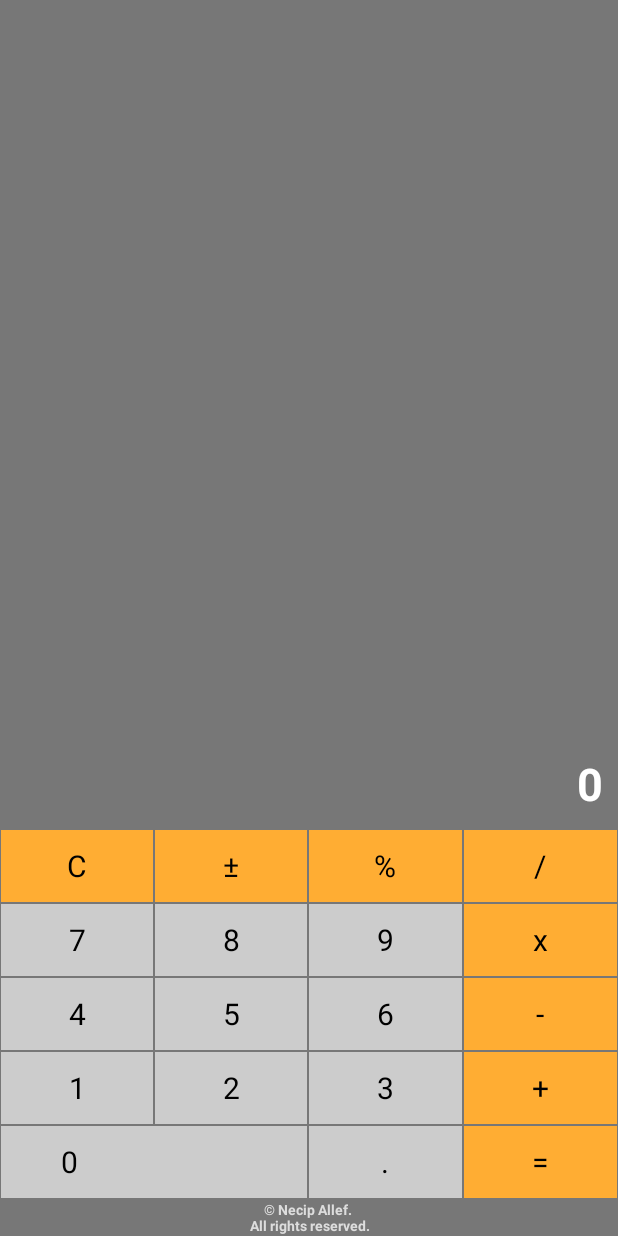
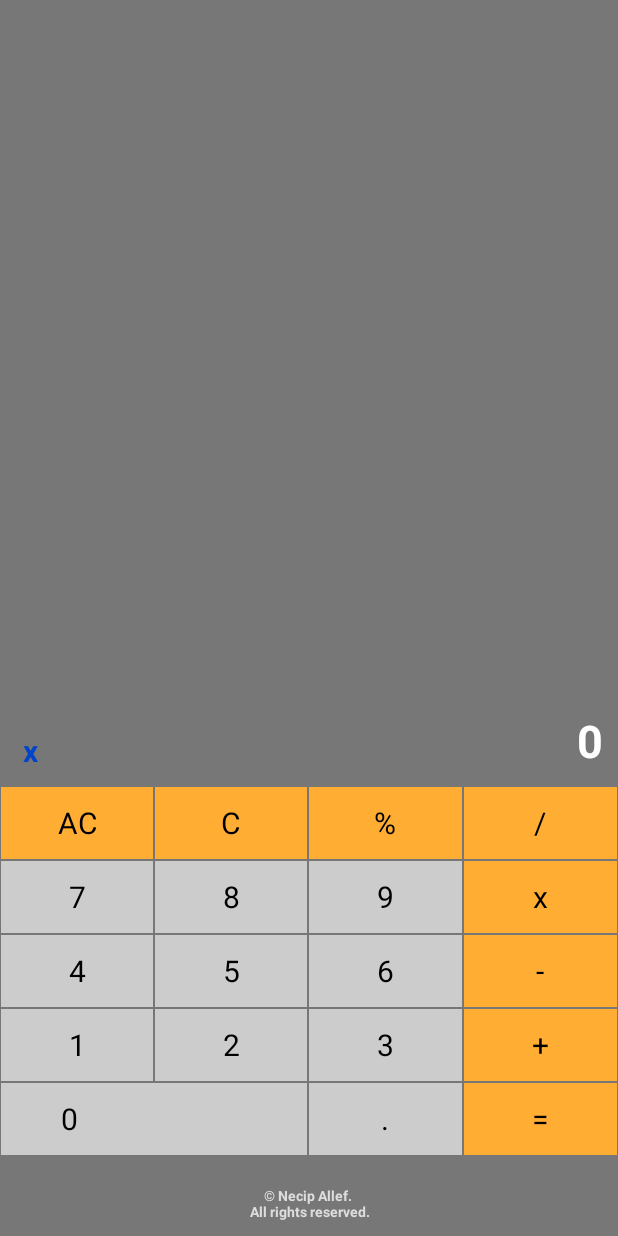
Before and after one commit to necipallef/AndroidCalcExample, an Android app: the screen it shows after launch (MainActivity), after a tap on an icon or button, on a phone screen of 412 x 824 dp. Run offline under Robolectric (Android 15) with nearby library versions, the phone set to English and light mode, and no system bars.

Commit message:
ADD finito

```diff
--- a/app/src/main/java/com/fella/calculator/app/actvities/MainActivity.java
+++ b/app/src/main/java/com/fella/calculator/app/actvities/MainActivity.java
@@ -16,10 +16,14 @@ public class MainActivity extends Activity
     TextView mSubtractTv;
     TextView mMultiplyTv;
     TextView mDivideTv;
-    TextView mDelete;
-    TextView mEquals;
+    TextView mResetTv;
+    TextView mDeleteTv;
+    TextView mEqualsTv;
+    TextView mOperationTv;
 
-    int mCurrentNumber;
+    float mCurrentNumber;
+    float mCachedNumber;
+    int   mOperation;
 
     static final int OP_ADD      = 1;
     static final int OP_SUBTRACT = 2;
@@ -32,8 +36,9 @@ public class MainActivity extends Activity
         public void onClick(View view)
         {
             String viewText = ((TextView) view).getText().toString();
-            mCurrentNumber = Integer.parseInt(viewText);
-            mResultTv.setText(mCurrentNumber + "");
+            float  digit    = Float.parseFloat(viewText);
+            mCurrentNumber = mCurrentNumber * 10.f + digit;
+            updateResult();
         }
     };
 
@@ -44,7 +49,7 @@ public class MainActivity extends Activity
         setContentView(R.layout.activity_main);
 
         mResultTv = (TextView) findViewById(R.id.tv_result);
-        mResultTv.setText(mCurrentNumber + "");
+        updateResult();
 
         mNumberTvs[0] = (TextView) findViewById(R.id.tv_0);
         mNumberTvs[1] = (TextView) findViewById(R.id.tv_1);
@@ -101,8 +106,18 @@ public class MainActivity extends Activity
             }
         });
 
-        mDelete = (TextView) findViewById(R.id.tv_delete);
-        mDelete.setOnClickListener(new View.OnClickListener()
+        mResetTv = (TextView) findViewById(R.id.tv_reset);
+        mResetTv.setOnClickListener(new View.OnClickListener()
+        {
+            @Override
+            public void onClick(View view)
+            {
+                reset();
+            }
+        });
+
+        mDeleteTv = (TextView) findViewById(R.id.tv_delete);
+        mDeleteTv.setOnClickListener(new View.OnClickListener()
         {
             @Override
             public void onClick(View view)
@@ -111,8 +126,8 @@ public class MainActivity extends Activity
             }
         });
 
-        mEquals = (TextView) findViewById(R.id.tv_equals);
-        mEquals.setOnClickListener(new View.OnClickListener()
+        mEqualsTv = (TextView) findViewById(R.id.tv_equals);
+        mEqualsTv.setOnClickListener(new View.OnClickListener()
         {
             @Override
             public void onClick(View view)
@@ -120,38 +135,100 @@ public class MainActivity extends Activity
                 calculateResult();
             }
         });
+
+        mOperationTv = (TextView) findViewById(R.id.tv_op);
     }
 
     private void doOperation(int op)
     {
-        switch (op)
+        mCachedNumber = mCurrentNumber;
+        mCurrentNumber = 0;
+        mOperation = op;
+        updateOperationTv();
+    }
+
+    private void updateOperationTv()
+    {
+        switch (mOperation)
         {
             case OP_ADD:
-                // TODO
+                mOperationTv.setText("+");
                 break;
             case OP_SUBTRACT:
-                // TODO
+                mOperationTv.setText("-");
                 break;
             case OP_MULTIPLY:
-                // TODO
+                mOperationTv.setText("x");
                 break;
             case OP_DIVIDE:
-                // TODO
+                mOperationTv.setText("/");
                 break;
             default:
-                // TODO
+                mOperationTv.setText("");
                 break;
         }
     }
 
     private void delete()
     {
-        // TODO
+        mCurrentNumber = (mCurrentNumber - (mCurrentNumber % 10.f)) / 10.f;
+        updateResult();
+    }
+
+    private void reset()
+    {
+        mCachedNumber = 0.f;
+        mCurrentNumber = 0.f;
+        updateResult();
     }
 
     private void calculateResult()
     {
-        // TODO
-        mResultTv.setText(mCurrentNumber + "");
+        float result;
+        switch (mOperation)
+        {
+            case OP_ADD:
+                result = mCachedNumber + mCurrentNumber;
+                break;
+            case OP_SUBTRACT:
+                result = mCachedNumber - mCurrentNumber;
+                break;
+            case OP_MULTIPLY:
+                result = mCachedNumber * mCurrentNumber;
+                break;
+            case OP_DIVIDE:
+                if (mCurrentNumber == 0)
+                {
+                    updateResult("NaN");
+                    return;
+                } else
+                {
+                    result = mCachedNumber / mCurrentNumber;
+                }
+                break;
+            default:
+                updateResult("Invalid OP");
+                return;
+        }
+
+        mCurrentNumber = result;
+        updateResult();
+        mOperationTv.setText("");
+    }
+
+    private void updateResult(String message)
+    {
+        mResultTv.setText(message);
+    }
+
+    private void updateResult()
+    {
+        String resultString = mCurrentNumber + "";
+        String afterComma   = resultString.split("\\.")[1];
+        if (afterComma.equals("0"))
+        {
+            resultString = resultString.split("\\.")[0];
+        }
+        mResultTv.setText(resultString);
     }
 }
--- a/app/src/main/res/layout/activity_main.xml
+++ b/app/src/main/res/layout/activity_main.xml
@@ -6,18 +6,31 @@
     android:background="#777777"
     tools:ignore="HardcodedText">
 
+    <LinearLayout
+        android:layout_width="match_parent"
+        android:layout_height="0dp"
+        android:layout_weight="1"
+        android:orientation="horizontal"
+        android:paddingBottom="10dp">
+        <TextView
+            android:id="@+id/tv_op"
+            android:layout_width="40dp"
+            android:layout_height="match_parent"
+            android:gravity="center_horizontal|bottom"
+            android:textColor="#0044cc"
+            android:textStyle="bold"
+            android:textSize="20sp"/>
         <TextView
             android:id="@+id/tv_result"
             android:layout_width="match_parent"
-        android:layout_height="0dp"
-        android:layout_weight="1"
+            android:layout_height="match_parent"
             android:gravity="right|bottom"
             android:paddingRight="10dp"
-        android:paddingBottom="10dp"
             android:textColor="@android:color/white"
             android:textStyle="bold"
             android:textSize="30sp"
             android:text="0"/>
+    </LinearLayout>
 
     <LinearLayout
         android:layout_width="match_parent"
@@ -26,12 +39,13 @@
 
         <TextView
             style="@style/CalcActionStyle"
-            android:id="@+id/tv_delete"
-            android:text="C" />
+            android:id="@+id/tv_reset"
+            android:text="AC" />
 
         <TextView
             style="@style/CalcActionStyle"
-            android:text="±" />
+            android:id="@+id/tv_delete"
+            android:text="C" />
 
         <TextView
             style="@style/CalcActionStyle"
@@ -147,7 +161,8 @@
     <TextView
         android:layout_width="match_parent"
         android:layout_height="wrap_content"
-        android:padding="0.6dp"
+        android:layout_marginTop="20dp"
+        android:layout_marginBottom="10dp"
         android:gravity="center"
         android:textColor="#dddddd"
         android:textStyle="bold"
```
Lines whose indentation alone changed are shown as unchanged.
